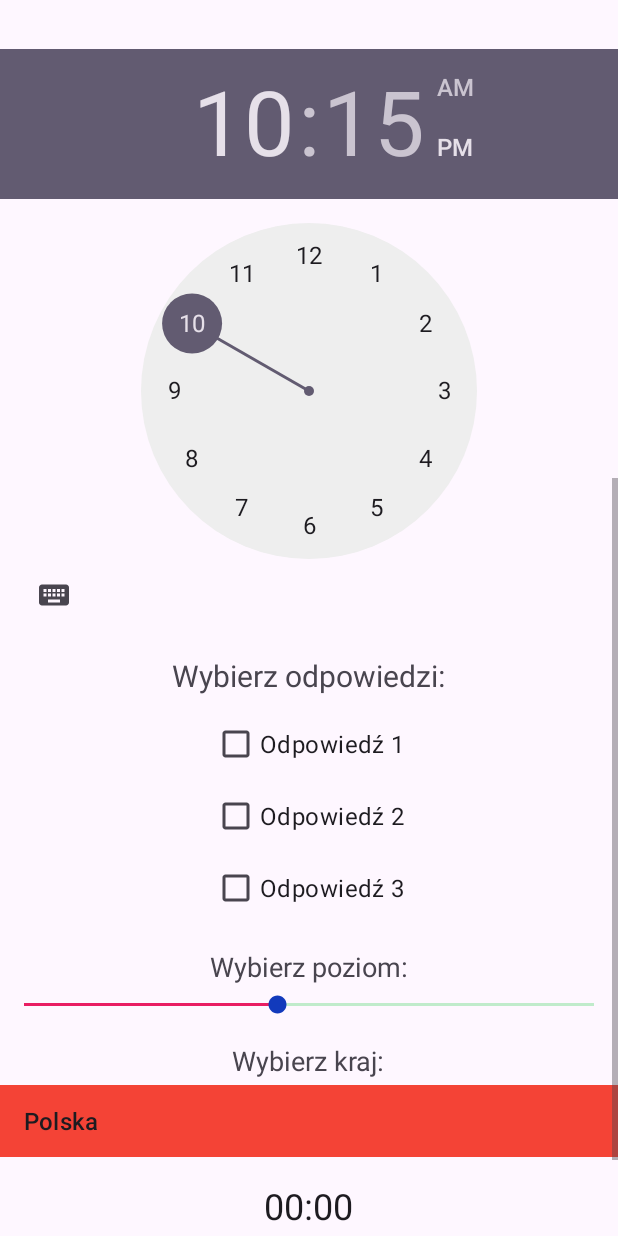
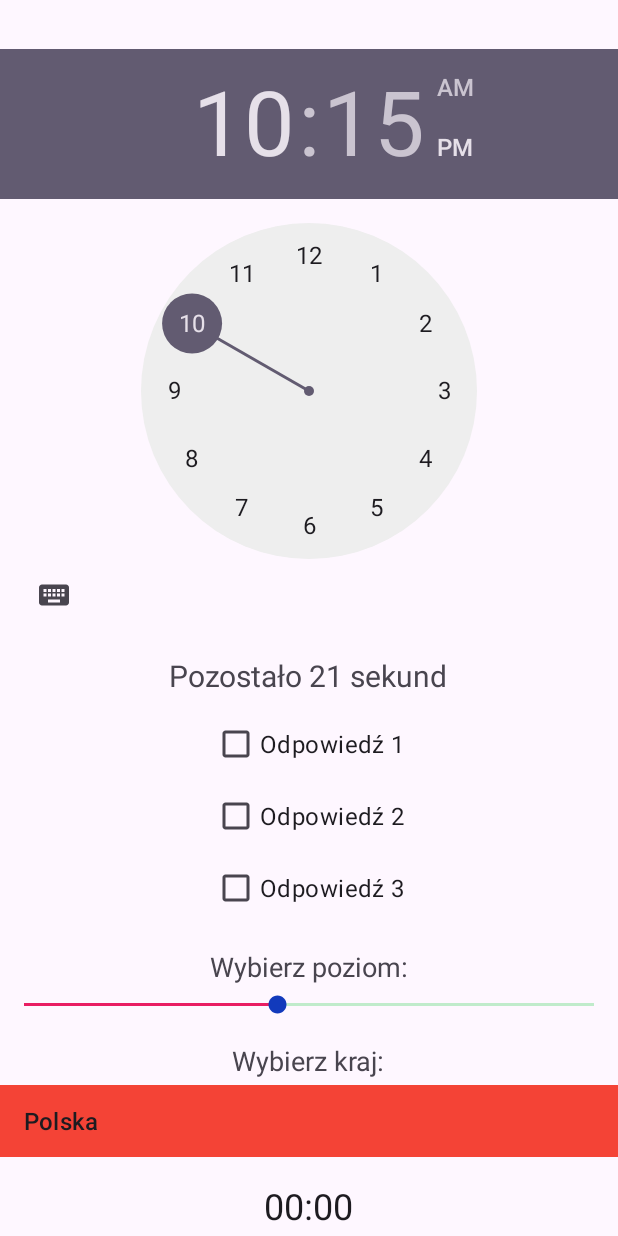
Before and after one commit to probula/PersonalityQuiz, an Android app: the screen it shows after launch (MainActivity), scrolled down 576 dp, on a phone screen of 412 x 824 dp. Run offline under Robolectric (Android 15) with nearby library versions, the phone set to English and light mode, and no system bars.

Commit message:
add timer for answer (CountDownTimer)

```diff
--- a/app/src/main/java/com/example/personality_quiz/MainActivity.kt
+++ b/app/src/main/java/com/example/personality_quiz/MainActivity.kt
@@ -1,51 +1,44 @@
 package com.example.personality_quiz
 
 import android.os.Bundle
+import android.os.CountDownTimer
 import android.os.SystemClock
 import android.util.Log
-import android.widget.ArrayAdapter
-import android.widget.Button
-import android.widget.Chronometer
-import android.widget.Spinner
+import android.widget.*
 import androidx.activity.enableEdgeToEdge
 import androidx.appcompat.app.AppCompatActivity
 import androidx.core.view.ViewCompat
 import androidx.core.view.WindowInsetsCompat
 
 class MainActivity : AppCompatActivity() {
+    private var running = false
+    private var pauseOffset: Long = 0
+
     override fun onCreate(savedInstanceState: Bundle?) {
         super.onCreate(savedInstanceState)
         enableEdgeToEdge()
         setContentView(R.layout.activity_main)
+
+        // Insets
         ViewCompat.setOnApplyWindowInsetsListener(findViewById(R.id.main)) { v, insets ->
             val systemBars = insets.getInsets(WindowInsetsCompat.Type.systemBars())
             v.setPadding(systemBars.left, systemBars.top, systemBars.right, systemBars.bottom)
             insets
         }
+
+        // Spinner
         val spinner: Spinner = findViewById(R.id.spinnerCountries)
         val countries = arrayOf("Polska", "Nauru", "Tuvalu", "Eswatini")
-        val adapter = ArrayAdapter( this,
-            android.R.layout.simple_list_item_1,
-            countries
-        )
+        val adapter = ArrayAdapter(this, android.R.layout.simple_list_item_1, countries)
         adapter.setDropDownViewResource(android.R.layout.simple_spinner_dropdown_item)
         spinner.adapter = adapter
 
-
-        lateinit var chronometer: Chronometer
-        lateinit var startBtn: Button
-        lateinit var stopBtn: Button
-        lateinit var resetBtn: Button
-        var running = false
-        var pauseOffset: Long = 0
-
-        chronometer = findViewById<Chronometer>(R.id.myChronometer)
-        startBtn = findViewById(R.id.startButton)
-        stopBtn = findViewById(R.id.stopButton)
-
+        // Chronometer
+        val chronometer: Chronometer = findViewById(R.id.myChronometer)
+        val startBtn: Button = findViewById(R.id.startButton)
+        val stopBtn: Button = findViewById(R.id.stopButton)
 
         startBtn.setOnClickListener {
-
             if (!running) {
                 chronometer.base = SystemClock.elapsedRealtime() - pauseOffset
                 chronometer.start()
@@ -62,5 +55,20 @@ class MainActivity : AppCompatActivity() {
             }
         }
 
+        // CountDown Timer Example
+        val timerTextView: TextView = findViewById(R.id.timerCounter)
+
+        val countDownTimer = object : CountDownTimer(30000, 1000) {
+            override fun onTick(millisUntilFinished: Long) {
+                val secondsLeft = millisUntilFinished / 1000
+                timerTextView.text = "Pozostało $secondsLeft sekund"
+            }
+
+            override fun onFinish() {
+                timerTextView.text = "Czas minął!"
+            }
+        }
+
+        countDownTimer.start()
     }
 }
--- a/app/src/main/res/layout/activity_main.xml
+++ b/app/src/main/res/layout/activity_main.xml
@@ -51,11 +51,13 @@
 
         <!-- CHECKBOX QUESTION -->
         <TextView
+            android:id="@+id/timerCounter"
             android:layout_width="wrap_content"
             android:layout_height="wrap_content"
-            android:text="Wybierz odpowiedzi:"
+            android:text="Wybierz odpowiedzi (czas na udzielenie odp. 15s):"
             android:textSize="20sp"
             android:layout_marginBottom="8dp" />
+
 
         <CheckBox
             android:id="@+id/checkboxOne"
```
